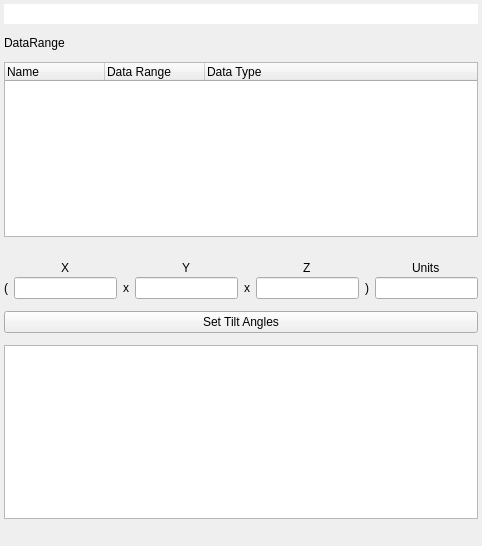
Old version of the form tomviz/DataPropertiesPanel.ui in the repository OpenChemistry/tomviz.
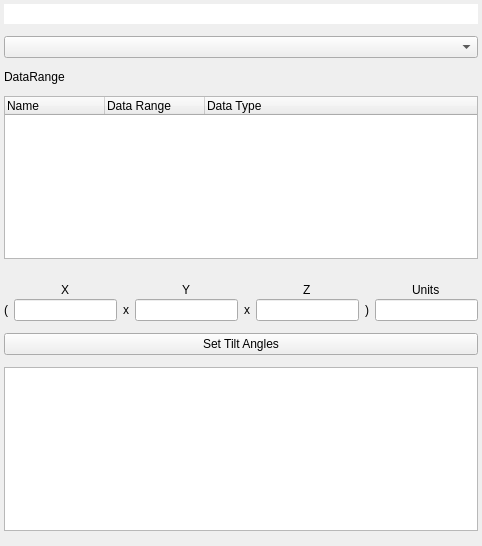
New version of the form. Custom widgets are drawn as their Qt base class.

Commit message: Add comboBox in data panel to select active scalars

Diff of the .ui file:
```diff
--- a/tomviz/DataPropertiesPanel.ui
+++ b/tomviz/DataPropertiesPanel.ui
@@ -33,6 +33,10 @@
      </property>
     </widget>
    </item>
+   <item>
+    <widget class="QComboBox" name="ActiveScalars">
+    </widget>
+   </item>
    <item>
     <widget class="QLabel" name="DataRange">
      <property name="text">
```
The commit also changes 2 other files.
